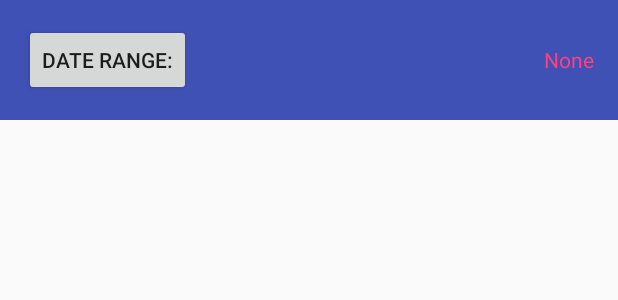
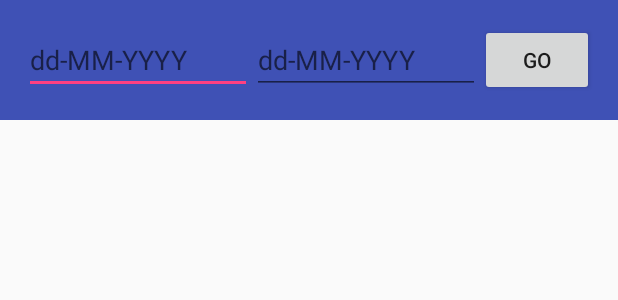
Before and after one commit to bnvinay92/infinite-movies, an Android app: the layout activity_main.xml on its own in the app's theme, with its tools: preview values and no code run, on a phone screen of 412 x 824 dp. Shown: the top 300 px of the screen. Run offline under Robolectric (Android 15) with nearby library versions, the phone set to English and light mode, and no system bars.

Commit message:
Implement MovieListView

```diff
--- a/app/build.gradle
+++ b/app/build.gradle
@@ -41,6 +41,7 @@ dependencies {
 
       'io.reactivex.rxjava2:rxjava:2.1.6',
       'io.reactivex.rxjava2:rxandroid:2.0.1',
+      'com.jakewharton.rxbinding2:rxbinding-appcompat-v7:2.0.0',
 
       'com.jakewharton.timber:timber:4.6.0',
 
--- a/app/src/main/AndroidManifest.xml
+++ b/app/src/main/AndroidManifest.xml
@@ -10,7 +10,7 @@
     android:roundIcon="@mipmap/ic_launcher_round"
     android:supportsRtl="true"
     android:theme="@style/InfiniteMoviesTheme">
-    <activity android:name=".MainActivity">
+    <activity android:name=".movielist.MainActivity">
       <intent-filter>
         <action android:name="android.intent.action.MAIN" />
         <category android:name="android.intent.category.LAUNCHER" />
--- a/app/src/main/res/layout/activity_main.xml
+++ b/app/src/main/res/layout/activity_main.xml
@@ -4,7 +4,7 @@
   android:layout_width="match_parent"
   android:layout_height="match_parent"
   android:orientation="vertical"
-  tools:context="com.github.bnvinay92.infinitemovies.MainActivity">
+  tools:context="com.github.bnvinay92.infinitemovies.movielist.MainActivity">
 
   <LinearLayout
     android:layout_width="match_parent"
@@ -13,21 +13,26 @@
     android:background="@color/colorPrimary"
     android:gravity="center"
     android:orientation="horizontal">
+    <EditText
+      android:id="@+id/etext_startdate"
+      android:layout_width="0dp"
+      android:layout_height="wrap_content"
+      android:layout_weight="2"
+      android:hint="@string/etext_date_hint"
+      android:inputType="date" />
+    <EditText
+      android:id="@+id/etext_enddate"
+      android:layout_width="0dp"
+      android:layout_height="wrap_content"
+      android:layout_weight="2"
+      android:hint="@string/etext_date_hint"
+      android:inputType="date" />
     <Button
-      android:id="@+id/button_daterange"
-      android:layout_width="wrap_content"
+      android:id="@+id/button_submit"
+      android:layout_width="0dp"
       android:layout_height="wrap_content"
-      android:text="@string/button_daterange_text" />
-    <View
-      android:layout_width="0dp"
-      android:layout_height="0dp"
-      android:layout_weight="1" />
-    <TextView
-      android:id="@+id/tview_daterange"
-      android:layout_width="wrap_content"
-      android:layout_height="wrap_content"
-      android:text="@string/tview_daterange_text_default"
-      android:textColor="@color/colorAccent" />
+      android:layout_weight="1"
+      android:text="@string/button_submit_text" />
   </LinearLayout>
 
   <android.support.v7.widget.RecyclerView
--- a/app/src/main/res/values/strings.xml
+++ b/app/src/main/res/values/strings.xml
@@ -2,4 +2,6 @@
   <string name="app_name">InfiniteMovies</string>
   <string name="button_daterange_text">Date range:</string>
   <string name="tview_daterange_text_default">None</string>
+  <string name="etext_date_hint">dd-MM-YYYY</string>
+  <string name="button_submit_text">go</string>
 </resources>
```
Also changed, not shown: app/src/main/java/com/github/bnvinay92/infinitemovies/MainActivity.java (deleted, +0 -17 lines), app/src/main/java/com/github/bnvinay92/infinitemovies/MoviesAdapter.java (deleted, +0 -37 lines), app/src/main/java/com/github/bnvinay92/infinitemovies/movielist/InfiniteScrollListener.java (added, +38 -0 lines), app/src/main/java/com/github/bnvinay92/infinitemovies/movielist/MainActivity.java (added, +70 -0 lines), app/src/main/java/com/github/bnvinay92/infinitemovies/movielist/MoviesAdapter.java (+2 -9 lines), app/src/main/java/com/github/bnvinay92/infinitemovies/movielist/Ui.java (added, +32 -0 lines).
